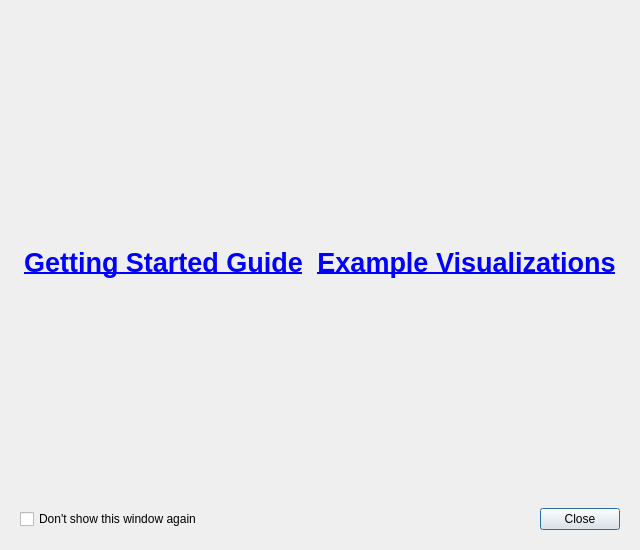
First picture: the form in Qt/ApplicationComponents/Resources/UI/pqWelcomeDialog.ui, repository Kitware/ParaView, before the edit.
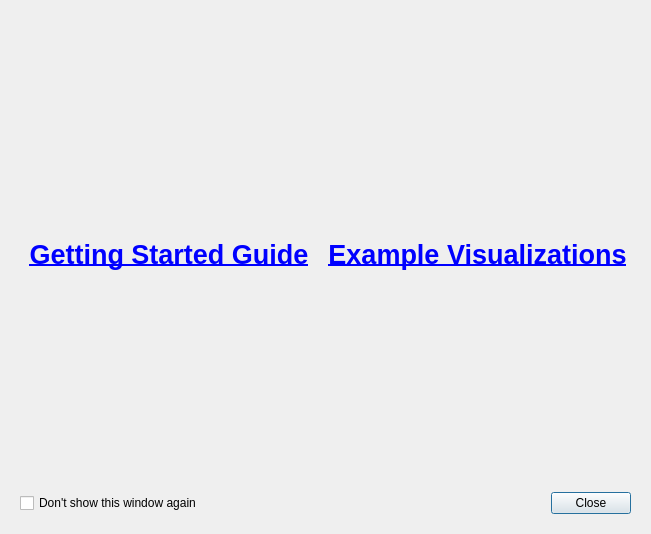
Second picture: the form after the edit. Icons and pictures are not drawn.

Commit message: Minor fixes to paths and names of various PDFs.

The edit to the form file:
```diff
--- a/Qt/ApplicationComponents/Resources/UI/pqWelcomeDialog.ui
+++ b/Qt/ApplicationComponents/Resources/UI/pqWelcomeDialog.ui
@@ -6,18 +6,12 @@
    <rect>
     <x>0</x>
     <y>0</y>
-    <width>574</width>
-    <height>550</height>
+    <width>651</width>
+    <height>534</height>
    </rect>
   </property>
   <property name="windowTitle">
-   <string>Dialog</string>
-  </property>
-  <property name="autoFillBackground">
-   <bool>false</bool>
-  </property>
-  <property name="styleSheet">
-   <string notr="true"/>
+   <string>Startup Screen</string>
   </property>
   <layout class="QVBoxLayout" name="verticalLayout">
    <item>
```
The commit also changes 2 other files.
